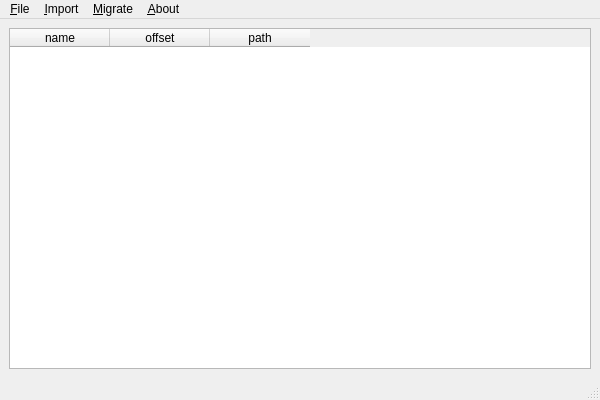
Before: the Qt Designer form src/goPage.ui in kandu/goPage, drawn with Qt 5.
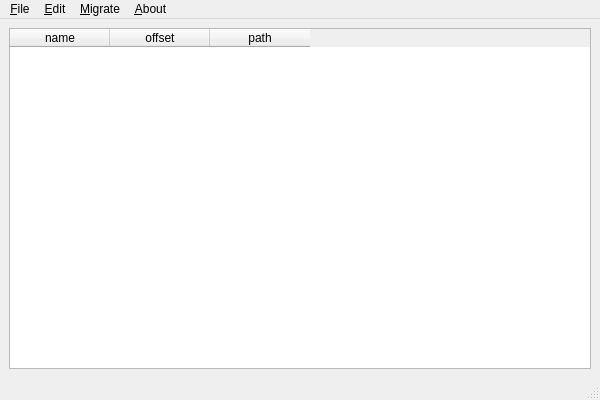
After: the same form once the commit is applied.

Commit message: 'delete' menu and translation

```diff
--- a/src/goPage.ui
+++ b/src/goPage.ui
@@ -58,9 +58,9 @@
     <addaction name="actionTray"/>
     <addaction name="actionQuit"/>
    </widget>
-   <widget class="QMenu" name="menuImport">
+   <widget class="QMenu" name="menuEdit">
     <property name="title">
-     <string>&amp;Import</string>
+     <string>&amp;Edit</string>
     </property>
     <addaction name="actionDict"/>
     <addaction name="actionRmp"/>
@@ -78,7 +78,7 @@
     </property>
    </widget>
    <addaction name="menuMinimize_to_tray"/>
-   <addaction name="menuImport"/>
+   <addaction name="menuEdit"/>
    <addaction name="menuMigrate"/>
    <addaction name="menuAbout"/>
   </widget>
```
Left out of the diff: 18 changed lines with no effect on the pictures. The commit also changes 2 other files.
